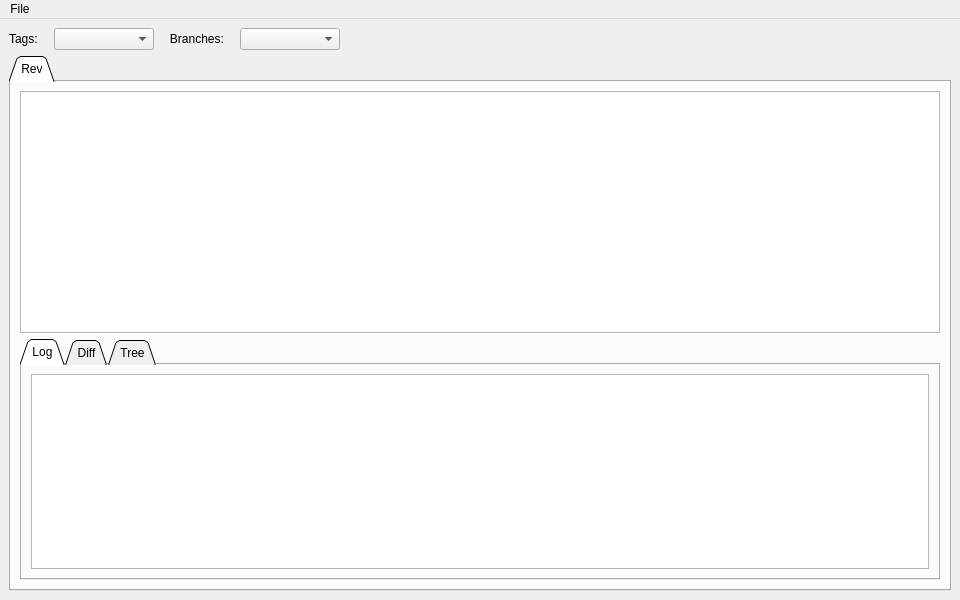
First picture: the form in mainwindow.ui, repository andy-campbell/acgit, before the edit.
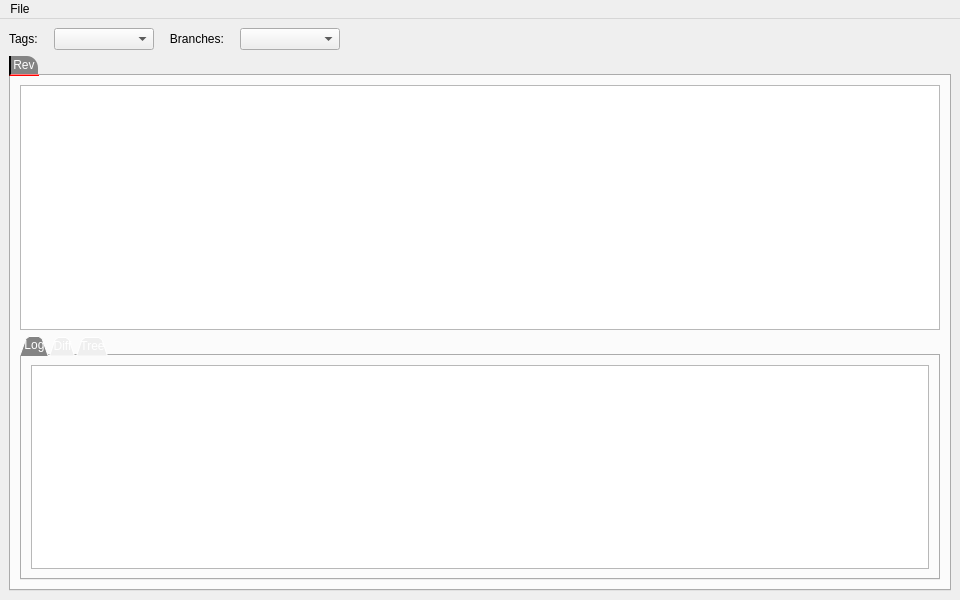
Second picture: the form after the edit. Icons and pictures are not drawn. Custom widgets are drawn as their Qt base class.

Commit message:
Add style sheet to tabs
This change makes the tabs stand out a bit more and a bit less standard.

Patch:
```diff
--- a/mainwindow.ui
+++ b/mainwindow.ui
@@ -72,8 +72,48 @@
     </item>
     <item>
      <widget class="QTabWidget" name="tabWidget">
+      <property name="styleSheet">
+       <string notr="true">QTabBar::tab {
+	
+	color: rgb(255, 255, 255);
+	border-left-width: 2px;
+	border-left-color: rgb(0, 0, 0);
+	border-left-style: solid;
+
+	border-right-width: 2px;
+	border-right-color: transparent;
+	border-right-style: solid;
+
+	background-color: rgb(132, 132, 132);
+    border-top-left-radius: 0px;
+
+    border-top-right-radius: 12px;
+
+    min-width: 20ex;
+
+    padding: 2px;
+}
+
+QTabBar::tab:selected, QTabBar::tab:hover  {
+
+	border-bottom-width: 2px;
+	border-bottom-color: rgb(255, 0, 0);
+	border-bottom-style: inset;
+
+}
+
+ 
+
+QTabBar::tab:selected  {
+
+ 	border-bottom-width: 2px;
+	border-bottom-color: rgb(255, 0, 0);
+	border-bottom-style: ridge;
+
+}</string>
+      </property>
       <property name="tabShape">
-       <enum>QTabWidget::Triangular</enum>
+       <enum>QTabWidget::Rounded</enum>
       </property>
       <property name="currentIndex">
        <number>0</number>
@@ -92,6 +132,15 @@
             </property>
             <property name="styleSheet">
              <string notr="true">QTreeView {show-decoration-selected: 1;}
+
+QHeaderView {
+	background-color: rgb(132, 132, 132);
+	color: rgb(255, 255, 255);
+
+	border-right-style: solid;
+	border-right-color: transparent;
+	border-right-width: 2px
+}
 </string>
             </property>
             <property name="editTriggers">
```
